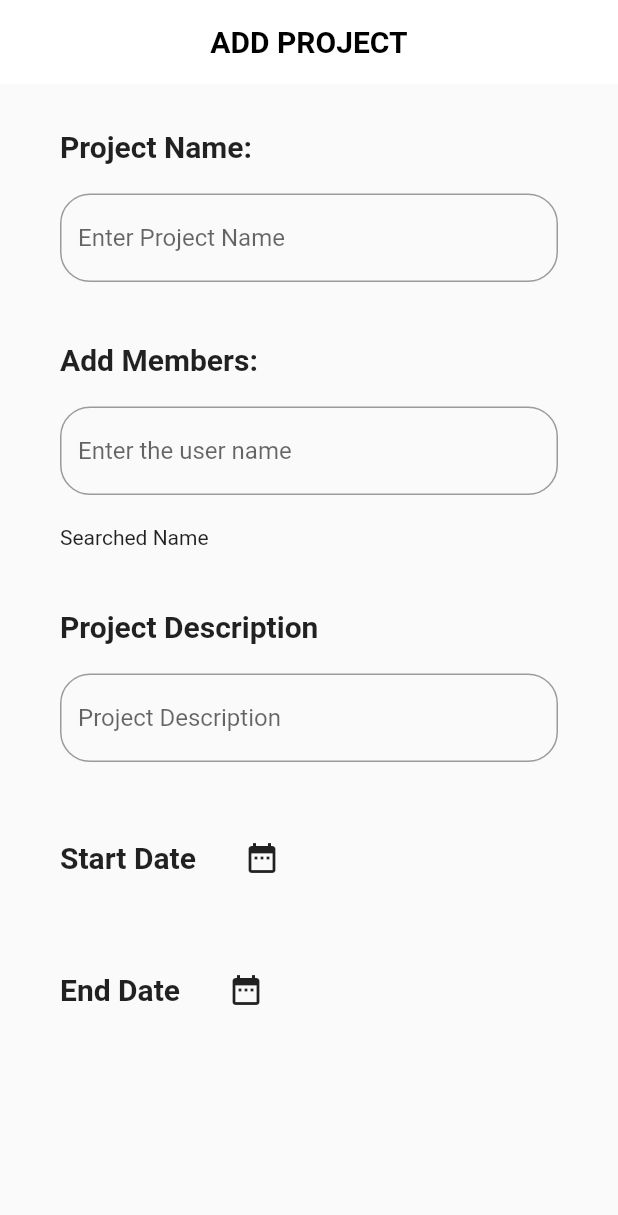
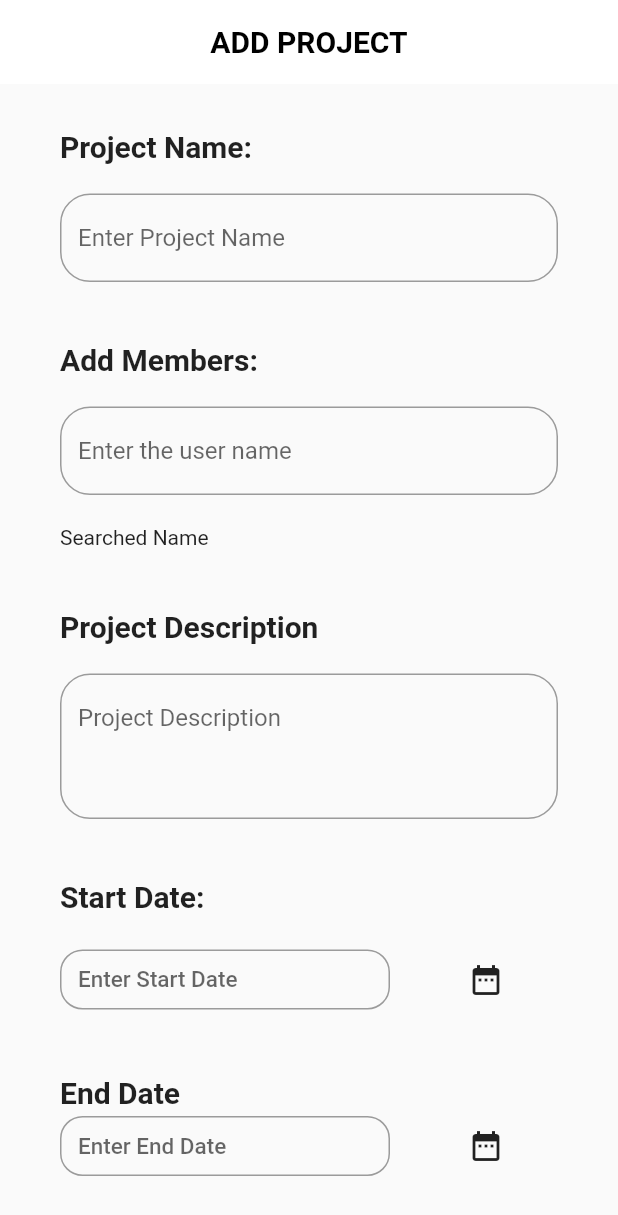
Before and after one commit to bala101298/Workspace-UI, a Flutter app: the NextPage screen opened directly, on a phone screen of 412 x 824 dp. Shown: the top 1215 px of the screen. Run offline on Flutter 3.47's test engine with Material 2 defaults, Android fonts, the phone set to English and light mode, and no system bars.

Commit message:
round button

```diff
--- a/lib/next_page.dart
+++ b/lib/next_page.dart
@@ -85,6 +85,7 @@ class _NextPageState extends State<NextPage> {
                 height: 20,
               ),
               TextField(
+                maxLines: 3,
                 decoration: InputDecoration(
                   hintText: 'Project Description',
                   border: OutlineInputBorder(
@@ -95,17 +96,41 @@ class _NextPageState extends State<NextPage> {
               SizedBox(
                 height: 40,
               ),
+              Container(
+                child: Text('Start Date:',
+                style: TextStyle(
+                  fontSize: 20,
+                  fontWeight: FontWeight.bold,
+                ),
+                ),
+              ),
+              SizedBox(
+                height: 20,
+              ),
               Row(
                 children: <Widget>[
-                  Text(
-                    "Start Date",
-                    style: TextStyle(
-                      fontSize: 20,
-                      fontWeight: FontWeight.bold,
+                  Container(
+                    width: 220,
+                    height: 40,
+                    child: TextField(
+                      decoration: InputDecoration(
+                        hintText: 'Enter Start Date',
+                        hintStyle: TextStyle(
+                          fontSize: 15,
+                          fontWeight: FontWeight.w500,
+                        ),
+                        border: OutlineInputBorder(
+                          borderRadius: BorderRadius.circular(15),
+                        ),
+                      ),
+                      style: TextStyle(
+                        fontSize: 20,
+                        fontWeight: FontWeight.bold,
+                      ),
                     ),
                   ),
                   SizedBox(
-                    width: 20,
+                    width: 40,
                   ),
                   IconButton(
                     icon: Icon(Icons.date_range),
@@ -116,17 +141,38 @@ class _NextPageState extends State<NextPage> {
               SizedBox(
                 height: 40,
               ),
+              Container(
+                child: Text('End Date',
+                  style: TextStyle(
+                    fontWeight: FontWeight.bold,
+                    fontSize: 20,
+                  ),
+                ),
+              ),
               Row(
                 children: <Widget>[
-                  Text(
-                    "End Date",
-                    style: TextStyle(
-                      fontSize: 20,
-                      fontWeight: FontWeight.bold,
+                  Container(
+                    width: 220,
+                    height: 40,
+                    child: TextField(
+                      decoration: InputDecoration(
+                        hintText: 'Enter End Date',
+                        hintStyle: TextStyle(
+                          fontSize: 15,
+                          fontWeight: FontWeight.w500,
+                        ),
+                        border: OutlineInputBorder(
+                          borderRadius: BorderRadius.circular(15),
+                        ),
+                      ),
+                      style: TextStyle(
+                        fontSize: 20,
+                        fontWeight: FontWeight.bold,
+                      ),
                     ),
                   ),
                   SizedBox(
-                    width: 20,
+                    width: 40,
                   ),
                   IconButton(
                     icon: Icon(Icons.date_range),
@@ -134,6 +180,23 @@ class _NextPageState extends State<NextPage> {
                   ),
                 ],
               ),
+             SizedBox(height: 40),
+              MaterialButton(
+                minWidth: 20,
+                onPressed: () {},
+                color: Colors.greenAccent,
+                textColor: Colors.black,
+                shape: RoundedRectangleBorder(
+                  borderRadius: BorderRadius.circular(20),
+                ),
+                child: Text('Confirm',
+                  style: TextStyle(
+                    fontSize: 20,
+                    fontWeight: FontWeight.bold,
+                  ),
+                ),
+              ),
+
             ],
           ),
         ),
```
